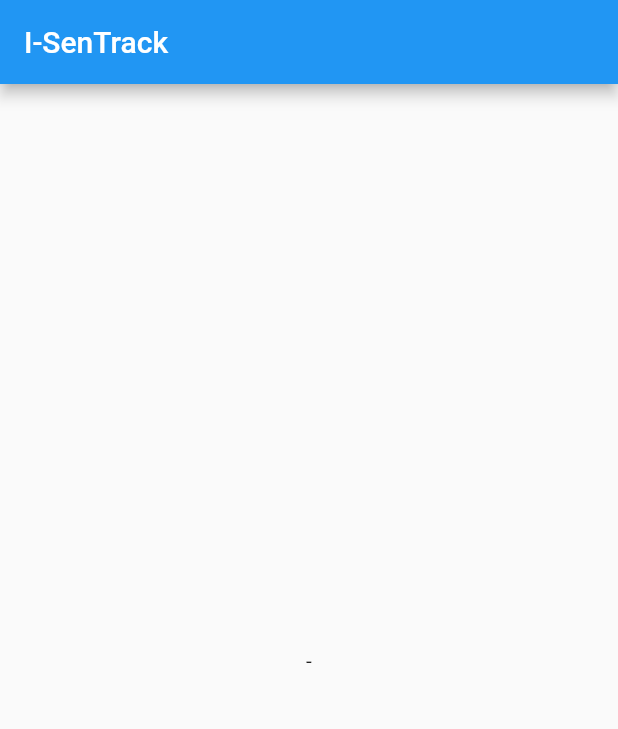
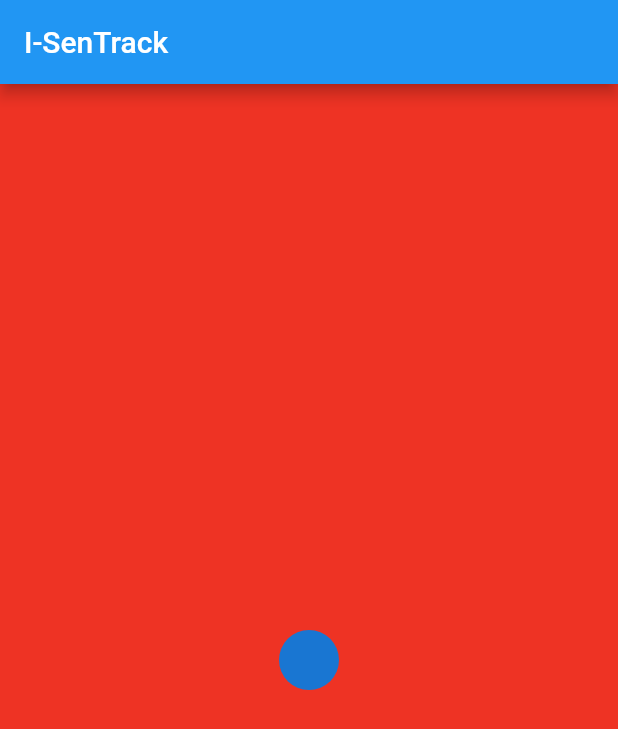
Before and after one commit to SuperCoderTech/i_SenTrack, a Flutter app: the screen it shows after launch, on a phone screen of 412 x 824 dp. Shown: the top 729 px of the screen. Run offline on Flutter 3.47's test engine with Material 2 defaults, Android fonts, the phone set to English and light mode, and no system bars; our stand-ins replace geolocator, shared_preferences.

```diff
--- a/lib/screens/home.dart
+++ b/lib/screens/home.dart
@@ -1,5 +1,6 @@
 import 'dart:async';
 import 'package:flutter/material.dart';
+import 'package:flutter/rendering.dart';
 import 'package:supercoder/utils/utilities.dart';
 
 class Home extends StatefulWidget {
@@ -30,8 +31,9 @@ class _HomeState extends State<Home> {
       body: Container(
           width: double.infinity,
           height: double.infinity,
+          decoration: BoxDecoration(color: Color(0xFFee3324)),
           child: Column(mainAxisAlignment: MainAxisAlignment.center, crossAxisAlignment: CrossAxisAlignment.center, children: [
-            Text(position)
+            CircleAvatar()
           ])),
     );
   }
```
Also changed, not shown: 1 other file.
